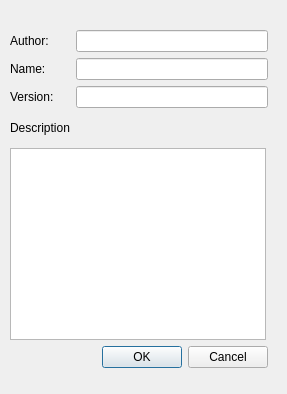
Above: src/pn/netinformation.ui from Artimi/icp_pn before the change. Below: the same form after it.
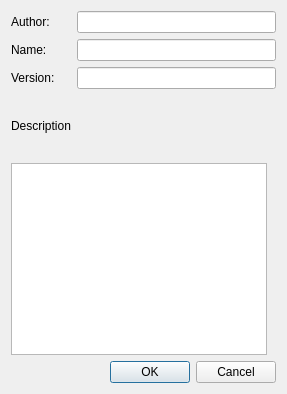
That is the form after the change.

Patch:
```diff
--- a/src/pn/netinformation.ui
+++ b/src/pn/netinformation.ui
@@ -13,15 +13,8 @@
   <property name="windowTitle">
    <string>Information about Petri Net</string>
   </property>
-  <widget class="QWidget" name="layoutWidget">
-   <property name="geometry">
-    <rect>
-     <x>10</x>
-     <y>30</y>
-     <width>258</width>
-     <height>338</height>
-    </rect>
-   </property>
+  <layout class="QGridLayout" name="gridLayout">
+   <item row="0" column="0">
    <layout class="QVBoxLayout" name="verticalLayout">
     <item>
      <layout class="QGridLayout" name="gridLayout_2">
@@ -85,7 +78,8 @@
      </widget>
     </item>
    </layout>
-  </widget>
+   </item>
+  </layout>
  </widget>
  <resources/>
  <connections>
```
Lines whose indentation alone changed are shown as unchanged.
